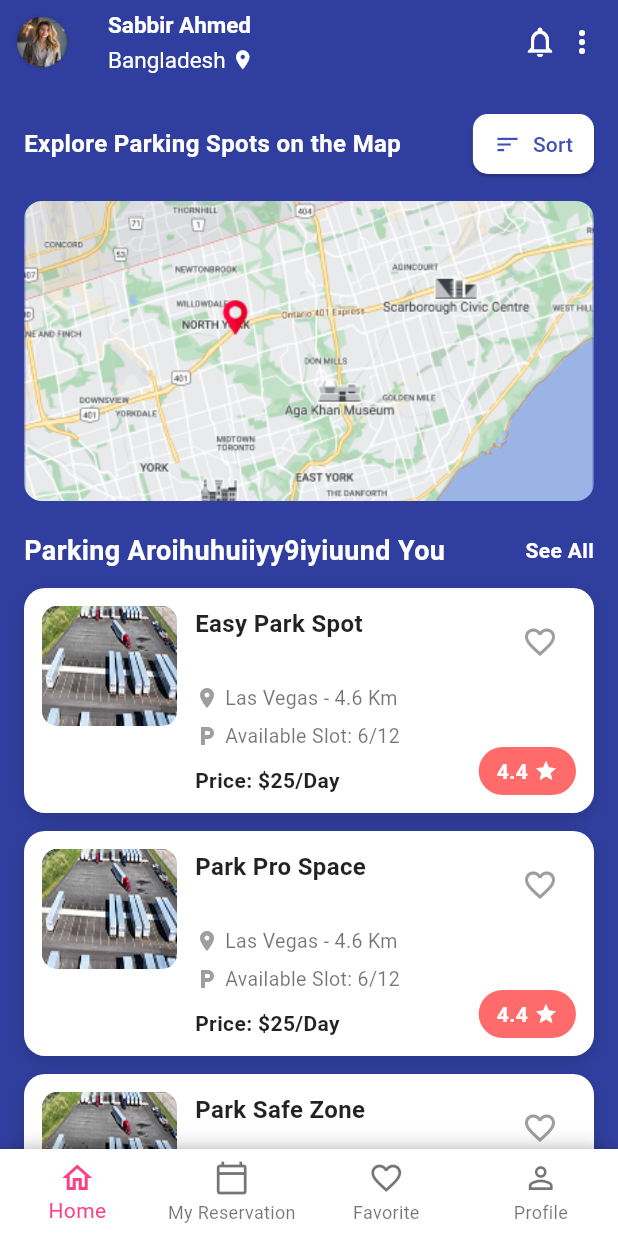
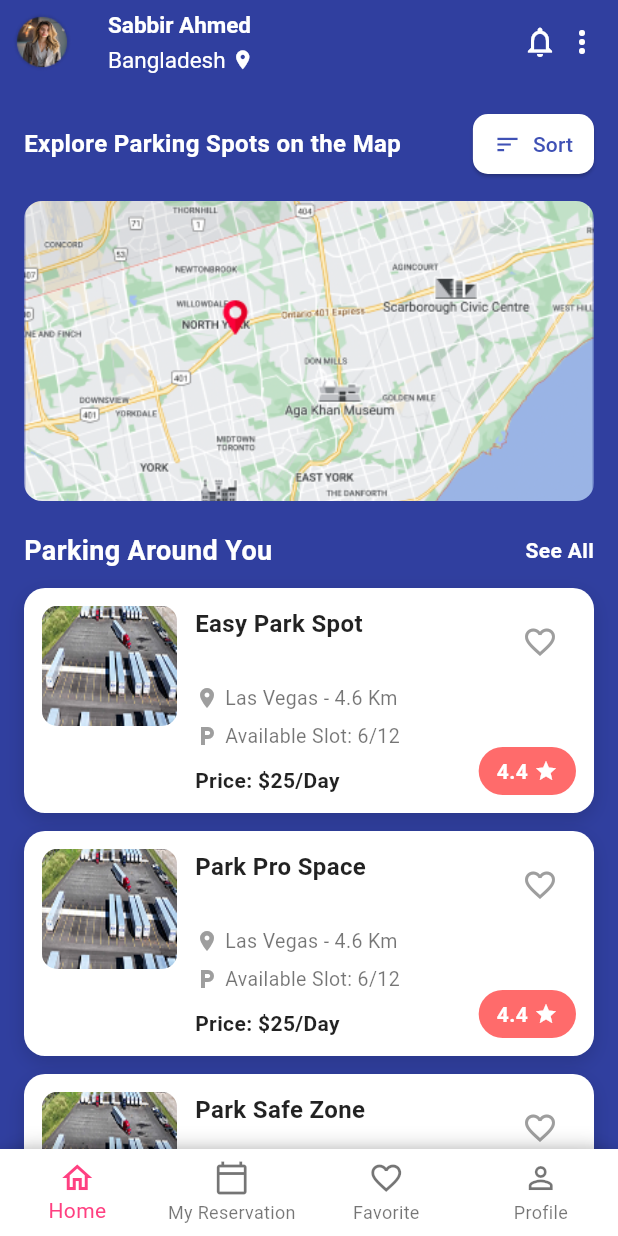
Before and after one commit to linconchondroroy/car_parking, a Flutter app: the screen it shows after launch, on a phone screen of 412 x 824 dp. Run offline on Flutter 3.47's test engine with Material 3 defaults, Android fonts, the phone set to English and light mode, and no system bars.

Commit message:
Car Parking App

```diff
--- a/lib/home_screen/home_page_one.dart
+++ b/lib/home_screen/home_page_one.dart
@@ -118,7 +118,7 @@ class _HomeScreenOneState extends State<HomeScreenOne> {
                   mainAxisAlignment: MainAxisAlignment.spaceBetween,
                   children: const [
                     Text(
-                      "Parking Aroihuhuiiyy9iyiuund You",
+                      "Parking Around You",
                       style: TextStyle(
                         fontSize: 18,
                         fontWeight: FontWeight.bold,
```
